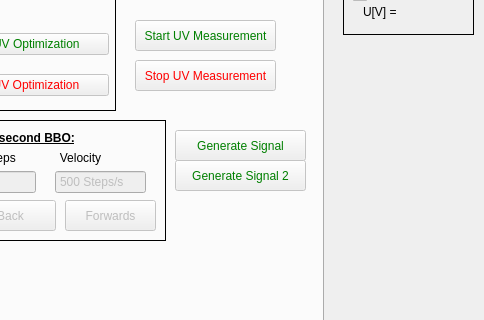
XenoBene/PulsedLaserGUI, file pulsed_laser_interface.ui: the form before one commit; both pictures show x 277 to 761 and y 196 to 516 of the 761 by 786 pixel window.
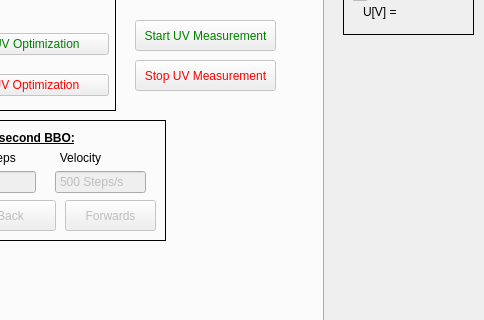
The form after the commit. The open tabs and pages were chosen to show the change.

Commit message: Kleinere Anpassungen

```diff
--- a/pulsed_laser_interface.ui
+++ b/pulsed_laser_interface.ui
@@ -2116,44 +2116,6 @@
        <string>Stop UV Measurement</string>
       </property>
      </widget>
-     <widget class="QPushButton" name="bbo_button_generateSignal">
-      <property name="enabled">
-       <bool>false</bool>
-      </property>
-      <property name="geometry">
-       <rect>
-        <x>450</x>
-        <y>290</y>
-        <width>131</width>
-        <height>31</height>
-       </rect>
-      </property>
-      <property name="styleSheet">
-       <string notr="true">color: green</string>
-      </property>
-      <property name="text">
-       <string>Generate Signal</string>
-      </property>
-     </widget>
-     <widget class="QPushButton" name="bbo_button_generateSignal2">
-      <property name="enabled">
-       <bool>false</bool>
-      </property>
-      <property name="geometry">
-       <rect>
-        <x>450</x>
-        <y>320</y>
-        <width>131</width>
-        <height>31</height>
-       </rect>
-      </property>
-      <property name="styleSheet">
-       <string notr="true">color: green</string>
-      </property>
-      <property name="text">
-       <string>Generate Signal 2</string>
-      </property>
-     </widget>
     </widget>
     <widget class="QWidget" name="LBO_tab">
      <attribute name="title">
```
The commit also changes 1 other file.
